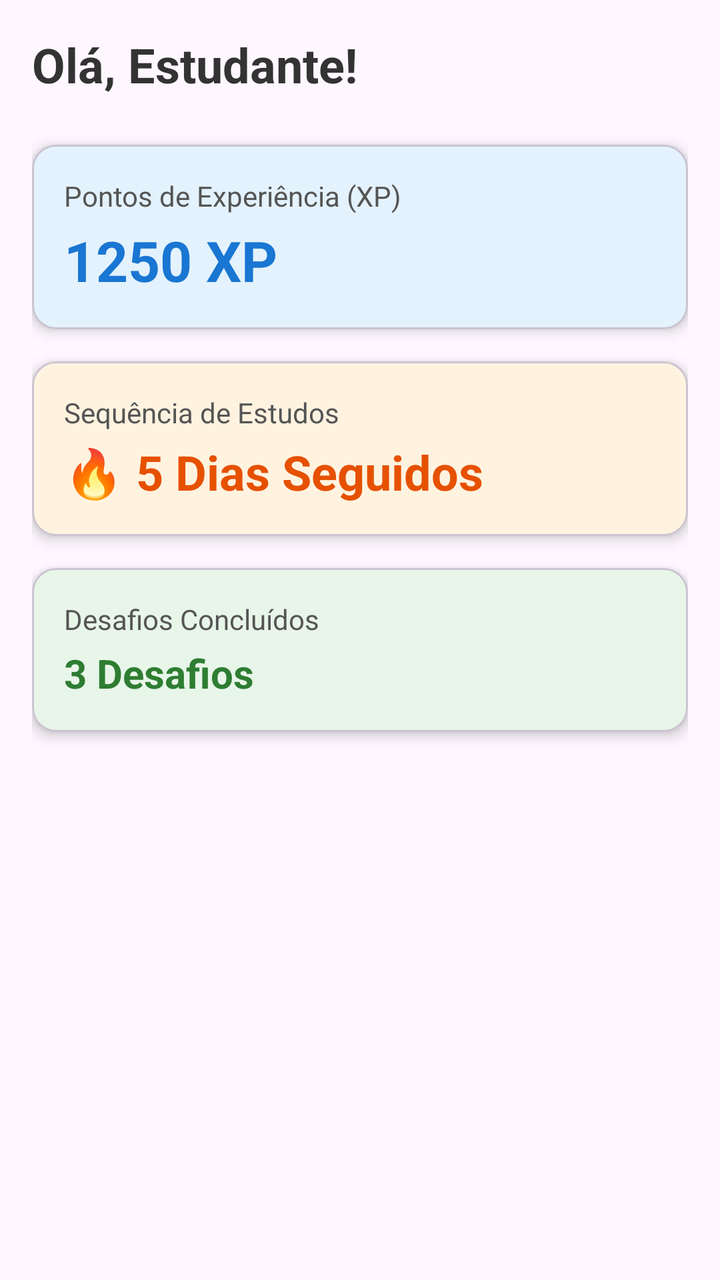
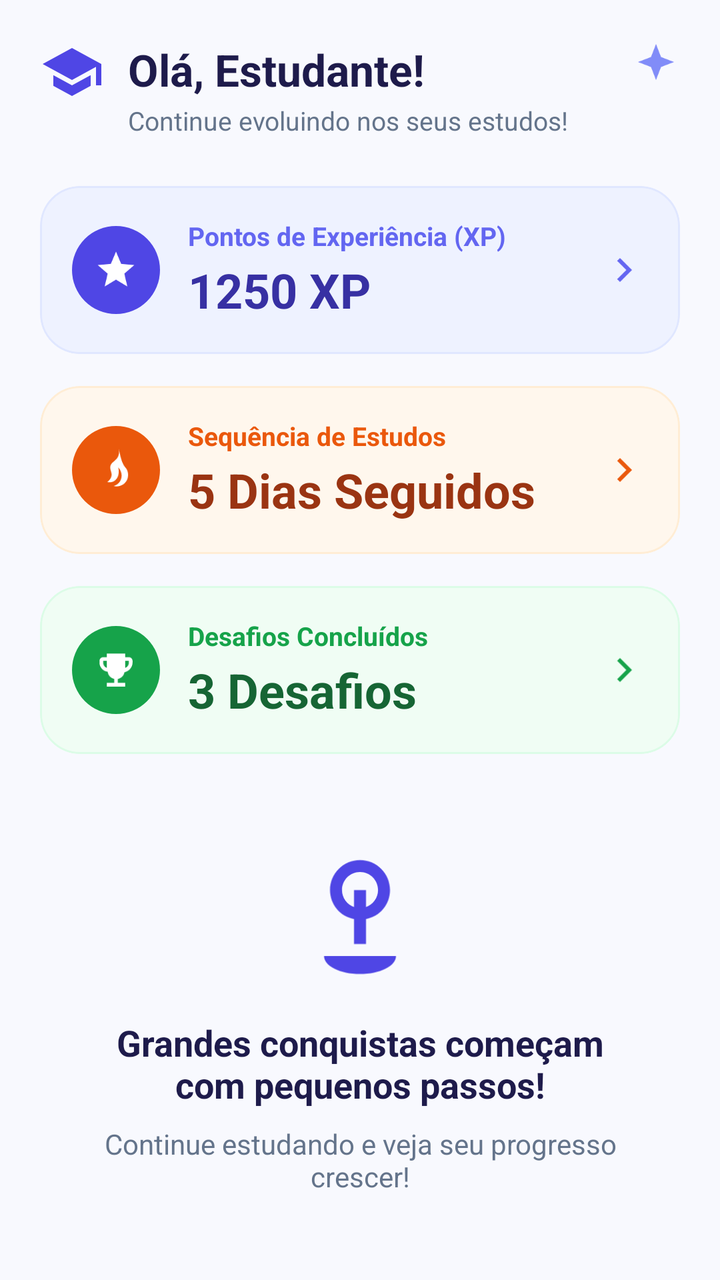

Two renders of the same Android screen: before a commit and after it. Below are the layout's source before the change and the commit's diff.
<!-- AndroidManifest.xml: application theme Theme.StudyFlowDev -->
<!-- res/layout/fragment_dashboard.xml -->
<?xml version="1.0" encoding="utf-8"?>
<LinearLayout xmlns:android="http://schemas.android.com/apk/res/android"
    xmlns:app="http://schemas.android.com/apk/res-auto"
    android:layout_width="match_parent"
    android:layout_height="match_parent"
    android:orientation="vertical"
    android:padding="16dp">

    <TextView
        android:layout_width="wrap_content"
        android:layout_height="wrap_content"
        android:text="Olá, Estudante!"
        android:textSize="24sp"
        android:textStyle="bold"
        android:textColor="#333333"
        android:layout_marginBottom="24dp"/>

    
    <com.google.android.material.card.MaterialCardView
        android:layout_width="match_parent"
        android:layout_height="wrap_content"
        android:layout_marginBottom="16dp"
        app:cardCornerRadius="12dp"
        app:cardElevation="4dp"
        app:cardBackgroundColor="#E3F2FD">

        <LinearLayout
            android:layout_width="match_parent"
            android:layout_height="wrap_content"
            android:orientation="vertical"
            android:padding="16dp">

            <TextView
                android:layout_width="wrap_content"
                android:layout_height="wrap_content"
                android:text="Pontos de Experiência (XP)"
                android:textSize="14sp"
                android:textColor="#555555"/>

            <TextView
                android:layout_width="wrap_content"
                android:layout_height="wrap_content"
                android:text="1250 XP"
                android:textSize="28sp"
                android:textStyle="bold"
                android:textColor="#1976D2"
                android:layout_marginTop="4dp"/>
        </LinearLayout>
    </com.google.android.material.card.MaterialCardView>

    
    <com.google.android.material.card.MaterialCardView
        android:layout_width="match_parent"
        android:layout_height="wrap_content"
        android:layout_marginBottom="16dp"
        app:cardCornerRadius="12dp"
        app:cardElevation="4dp"
        app:cardBackgroundColor="#FFF3E0">

        <LinearLayout
            android:layout_width="match_parent"
            android:layout_height="wrap_content"
            android:orientation="vertical"
            android:padding="16dp">

            <TextView
                android:layout_width="wrap_content"
                android:layout_height="wrap_content"
                android:text="Sequência de Estudos"
                android:textSize="14sp"
                android:textColor="#555555"/>

            <TextView
                android:layout_width="wrap_content"
                android:layout_height="wrap_content"
                android:text="🔥 5 Dias Seguidos"
                android:textSize="24sp"
                android:textStyle="bold"
                android:textColor="#E65100"
                android:layout_marginTop="4dp"/>
        </LinearLayout>
    </com.google.android.material.card.MaterialCardView>

    
    <com.google.android.material.card.MaterialCardView
        android:layout_width="match_parent"
        android:layout_height="wrap_content"
        app:cardCornerRadius="12dp"
        app:cardElevation="4dp"
        app:cardBackgroundColor="#E8F5E9">

        <LinearLayout
            android:layout_width="match_parent"
            android:layout_height="wrap_content"
            android:orientation="vertical"
            android:padding="16dp">

            <TextView
                android:layout_width="wrap_content"
                android:layout_height="wrap_content"
                android:text="Desafios Concluídos"
                android:textSize="14sp"
                android:textColor="#555555"/>

            <TextView
                android:layout_width="wrap_content"
                android:layout_height="wrap_content"
                android:text="3 Desafios"
                android:textSize="20sp"
                android:textStyle="bold"
                android:textColor="#2E7D32"
                android:layout_marginTop="4dp"/>
        </LinearLayout>
    </com.google.android.material.card.MaterialCardView>

</LinearLayout>
<!-- resources referenced by this layout -->
<resources>
  <style name="Base.Theme.StudyFlowDev" parent="Theme.Material3.DayNight.NoActionBar">
          
          
      </style>
  <!-- unchanged entries left out for length: 1 -->
</resources>

<!-- the commit's change to res/layout/fragment_dashboard.xml (unified diff, before → after) -->
@@ -1,116 +1,323 @@
 <?xml version="1.0" encoding="utf-8"?>
-<LinearLayout xmlns:android="http://schemas.android.com/apk/res/android"
+<androidx.core.widget.NestedScrollView xmlns:android="http://schemas.android.com/apk/res/android"
     xmlns:app="http://schemas.android.com/apk/res-auto"
     android:layout_width="match_parent"
     android:layout_height="match_parent"
-    android:orientation="vertical"
-    android:padding="16dp">
-
-    <TextView
-        android:layout_width="wrap_content"
-        android:layout_height="wrap_content"
-        android:text="Olá, Estudante!"
-        android:textSize="24sp"
-        android:textStyle="bold"
-        android:textColor="#333333"
-        android:layout_marginBottom="24dp"/>
-
-    
-    <com.google.android.material.card.MaterialCardView
+    android:fillViewport="true"
+    android:background="@color/bg_app">
+
+    <LinearLayout
         android:layout_width="match_parent"
         android:layout_height="wrap_content"
-        android:layout_marginBottom="16dp"
-        app:cardCornerRadius="12dp"
-        app:cardElevation="4dp"
-        app:cardBackgroundColor="#E3F2FD">
-
+        android:orientation="vertical"
+        android:padding="20dp">
+
+        
+        <androidx.constraintlayout.widget.ConstraintLayout
+            android:layout_width="match_parent"
+            android:layout_height="wrap_content"
+            android:layout_marginBottom="24dp">
+
+            <ImageView
+                android:id="@+id/img_cap"
+                android:layout_width="32dp"
+                android:layout_height="32dp"
+                android:src="@drawable/ic_cap"
+                android:contentDescription="Ícone de estudos"
+                app:layout_constraintTop_toTopOf="parent"
+                app:layout_constraintStart_toStartOf="parent" />
+
+            <TextView
+                android:id="@+id/text_greeting"
+                android:layout_width="0dp"
+                android:layout_height="wrap_content"
+                android:layout_marginStart="12dp"
+                android:layout_marginEnd="12dp"
+                android:text="Olá, Estudante!"
+                android:textSize="22sp"
+                android:textStyle="bold"
+                android:textColor="@color/text_primary"
+                app:layout_constraintTop_toTopOf="parent"
+                app:layout_constraintStart_toEndOf="@id/img_cap"
+                app:layout_constraintEnd_toStartOf="@id/img_sparkle" />
+
+            <TextView
+                android:id="@+id/text_subtitle"
+                android:layout_width="0dp"
+                android:layout_height="wrap_content"
+                android:text="Continue evoluindo nos seus estudos!"
+                android:textSize="13sp"
+                android:textColor="@color/text_secondary"
+                android:layout_marginTop="2dp"
+                app:layout_constraintTop_toBottomOf="@id/text_greeting"
+                app:layout_constraintStart_toStartOf="@id/text_greeting"
+                app:layout_constraintEnd_toEndOf="@id/text_greeting" />
+
+            <ImageView
+                android:id="@+id/img_sparkle"
+                android:layout_width="24dp"
+                android:layout_height="24dp"
+                android:src="@drawable/ic_sparkle"
+                android:contentDescription="Brilho"
+                app:layout_constraintTop_toTopOf="parent"
+                app:layout_constraintEnd_toEndOf="parent" />
+
+        </androidx.constraintlayout.widget.ConstraintLayout>
+
+        
+        <com.google.android.material.card.MaterialCardView
+            android:layout_width="match_parent"
+            android:layout_height="wrap_content"
+            android:layout_marginBottom="16dp"
+            app:cardCornerRadius="20dp"
+            app:cardElevation="0dp"
+            app:strokeWidth="1dp"
+            app:strokeColor="#E0E7FF"
+            app:cardBackgroundColor="@color/primary_purple_light">
+
+            <androidx.constraintlayout.widget.ConstraintLayout
+                android:layout_width="match_parent"
+                android:layout_height="wrap_content"
+                android:padding="16dp">
+
+                <FrameLayout
+                    android:id="@+id/icon_xp_container"
+                    android:layout_width="44dp"
+                    android:layout_height="44dp"
+                    android:background="@drawable/bg_circle_purple"
+                    app:layout_constraintTop_toTopOf="parent"
+                    app:layout_constraintBottom_toBottomOf="parent"
+                    app:layout_constraintStart_toStartOf="parent">
+
+                    <ImageView
+                        android:layout_width="22dp"
+                        android:layout_height="22dp"
+                        android:layout_gravity="center"
+                        android:src="@drawable/ic_star"
+                        android:contentDescription="Estrela XP" />
+                </FrameLayout>
+
+                <TextView
+                    android:id="@+id/label_xp"
+                    android:layout_width="0dp"
+                    android:layout_height="wrap_content"
+                    android:layout_marginStart="14dp"
+                    android:text="Pontos de Experiência (XP)"
+                    android:textSize="13sp"
+                    android:textStyle="bold"
+                    android:textColor="@color/primary_purple_medium"
+                    app:layout_constraintTop_toTopOf="parent"
+                    app:layout_constraintStart_toEndOf="@id/icon_xp_container"
+                    app:layout_constraintEnd_toStartOf="@id/arrow_xp" />
+
+                <TextView
+                    android:id="@+id/value_xp"
+                    android:layout_width="0dp"
+                    android:layout_height="wrap_content"
+                    android:text="1250 XP"
+                    android:textSize="24sp"
+                    android:textStyle="bold"
+                    android:textColor="@color/primary_purple_dark"
+                    android:layout_marginTop="2dp"
+                    app:layout_constraintTop_toBottomOf="@id/label_xp"
+                    app:layout_constraintStart_toStartOf="@id/label_xp"
+                    app:layout_constraintEnd_toStartOf="@id/arrow_xp" />
+
+                <ImageView
+                    android:id="@+id/arrow_xp"
+                    android:layout_width="24dp"
+                    android:layout_height="24dp"
+                    android:src="@drawable/ic_chevron_right"
+                    app:tint="@color/primary_purple_medium"
+                    android:contentDescription="Seta para detalhes"
+                    app:layout_constraintTop_toTopOf="parent"
+                    app:layout_constraintBottom_toBottomOf="parent"
+                    app:layout_constraintEnd_toEndOf="parent" />
+
+            </androidx.constraintlayout.widget.ConstraintLayout>
+        </com.google.android.material.card.MaterialCardView>
+
+        
+        <com.google.android.material.card.MaterialCardView
+            android:layout_width="match_parent"
+            android:layout_height="wrap_content"
+            android:layout_marginBottom="16dp"
+            app:cardCornerRadius="20dp"
+            app:cardElevation="0dp"
+            app:strokeWidth="1dp"
+            app:strokeColor="#FFEDD5"
+            app:cardBackgroundColor="@color/orange_light">
+
+            <androidx.constraintlayout.widget.ConstraintLayout
+                android:layout_width="match_parent"
+                android:layout_height="wrap_content"
+                android:padding="16dp">
+
+                <FrameLayout
+                    android:id="@+id/icon_streak_container"
+                    android:layout_width="44dp"
+                    android:layout_height="44dp"
+                    android:background="@drawable/bg_circle_orange"
+                    app:layout_constraintTop_toTopOf="parent"
+                    app:layout_constraintBottom_toBottomOf="parent"
+                    app:layout_constraintStart_toStartOf="parent">
+
+                    <ImageView
+                        android:layout_width="22dp"
+                        android:layout_height="22dp"
+                        android:layout_gravity="center"
+                        android:src="@drawable/ic_flame"
+                        android:contentDescription="Fogo Sequência" />
+                </FrameLayout>
+
+                <TextView
+                    android:id="@+id/label_streak"
+                    android:layout_width="0dp"
+                    android:layout_height="wrap_content"
+                    android:layout_marginStart="14dp"
+                    android:text="Sequência de Estudos"
+                    android:textSize="13sp"
+                    android:textStyle="bold"
+                    android:textColor="@color/orange_primary"
+                    app:layout_constraintTop_toTopOf="parent"
+                    app:layout_constraintStart_toEndOf="@id/icon_streak_container"
+                    app:layout_constraintEnd_toStartOf="@id/arrow_streak" />
+
+                <TextView
+                    android:id="@+id/value_streak"
+                    android:layout_width="0dp"
+                    android:layout_height="wrap_content"
+                    android:text="5 Dias Seguidos"
+                    android:textSize="24sp"
+                    android:textStyle="bold"
+                    android:textColor="@color/orange_dark"
+                    android:layout_marginTop="2dp"
+                    app:layout_constraintTop_toBottomOf="@id/label_streak"
+                    app:layout_constraintStart_toStartOf="@id/label_streak"
+                    app:layout_constraintEnd_toStartOf="@id/arrow_streak" />
+
+                <ImageView
+                    android:id="@+id/arrow_streak"
+                    android:layout_width="24dp"
+                    android:layout_height="24dp"
+                    android:src="@drawable/ic_chevron_right"
+                    app:tint="@color/orange_primary"
+                    android:contentDescription="Seta para detalhes"
+                    app:layout_constraintTop_toTopOf="parent"
+                    app:layout_constraintBottom_toBottomOf="parent"
+                    app:layout_constraintEnd_toEndOf="parent" />
+
+            </androidx.constraintlayout.widget.ConstraintLayout>
+        </com.google.android.material.card.MaterialCardView>
+
+        
+        <com.google.android.material.card.MaterialCardView
+            android:layout_width="match_parent"
+            android:layout_height="wrap_content"
+            android:layout_marginBottom="32dp"
+            app:cardCornerRadius="20dp"
+            app:cardElevation="0dp"
+            app:strokeWidth="1dp"
+            app:strokeColor="#DCFCE7"
+            app:cardBackgroundColor="@color/green_light">
+
+            <androidx.constraintlayout.widget.ConstraintLayout
+                android:layout_width="match_parent"
+                android:layout_height="wrap_content"
+                android:padding="16dp">
+
+                <FrameLayout
+                    android:id="@+id/icon_desafios_container"
+                    android:layout_width="44dp"
+                    android:layout_height="44dp"
+                    android:background="@drawable/bg_circle_green"
+                    app:layout_constraintTop_toTopOf="parent"
+                    app:layout_constraintBottom_toBottomOf="parent"
+                    app:layout_constraintStart_toStartOf="parent">
+
+                    <ImageView
+                        android:layout_width="22dp"
+                        android:layout_height="22dp"
+                        android:layout_gravity="center"
+                        android:src="@drawable/ic_trophy"
+                        android:contentDescription="Troféu Desafios" />
+                </FrameLayout>
+
+                <TextView
+                    android:id="@+id/label_desafios"
+                    android:layout_width="0dp"
+                    android:layout_height="wrap_content"
+                    android:layout_marginStart="14dp"
+                    android:text="Desafios Concluídos"
+                    android:textSize="13sp"
+                    android:textStyle="bold"
+                    android:textColor="@color/green_primary"
+                    app:layout_constraintTop_toTopOf="parent"
+                    app:layout_constraintStart_toEndOf="@id/icon_desafios_container"
+                    app:layout_constraintEnd_toStartOf="@id/arrow_desafios" />
+
+                <TextView
+                    android:id="@+id/value_desafios"
+                    android:layout_width="0dp"
+                    android:layout_height="wrap_content"
+                    android:text="3 Desafios"
+                    android:textSize="24sp"
+                    android:textStyle="bold"
+                    android:textColor="@color/green_dark"
+                    android:layout_marginTop="2dp"
+                    app:layout_constraintTop_toBottomOf="@id/label_desafios"
+                    app:layout_constraintStart_toStartOf="@id/label_desafios"
+                    app:layout_constraintEnd_toStartOf="@id/arrow_desafios" />
+
+                <ImageView
+                    android:id="@+id/arrow_desafios"
+                    android:layout_width="24dp"
+                    android:layout_height="24dp"
+                    android:src="@drawable/ic_chevron_right"
+                    app:tint="@color/green_primary"
+                    android:contentDescription="Seta para detalhes"
+                    app:layout_constraintTop_toTopOf="parent"
+                    app:layout_constraintBottom_toBottomOf="parent"
+                    app:layout_constraintEnd_toEndOf="parent" />
+
+            </androidx.constraintlayout.widget.ConstraintLayout>
+        </com.google.android.material.card.MaterialCardView>
+
+        
         <LinearLayout
             android:layout_width="match_parent"
             android:layout_height="wrap_content"
             android:orientation="vertical"
-            android:padding="16dp">
+            android:gravity="center"
+            android:layout_marginTop="12dp"
+            android:paddingHorizontal="24dp">
+
+            <ImageView
+                android:layout_width="72dp"
+                android:layout_height="72dp"
+                android:src="@drawable/ic_plant"
+                android:contentDescription="Planta brotando"
+                android:layout_marginBottom="16dp" />
 
             <TextView
                 android:layout_width="wrap_content"
                 android:layout_height="wrap_content"
-                android:text="Pontos de Experiência (XP)"
-                android:textSize="14sp"
-                android:textColor="#555555"/>
+                android:text="Grandes conquistas começam com pequenos passos!"
+                android:textSize="18sp"
+                android:textStyle="bold"
+                android:textColor="@color/text_primary"
+                android:gravity="center"
+                android:layout_marginBottom="8dp" />
 
             <TextView
                 android:layout_width="wrap_content"
                 android:layout_height="wrap_content"
-                android:text="1250 XP"
-                android:textSize="28sp"
-                android:textStyle="bold"
-                android:textColor="#1976D2"
-                android:layout_marginTop="4dp"/>
+                android:text="Continue estudando e veja seu progresso crescer!"
+                android:textSize="14sp"
+                android:textColor="@color/text_secondary"
+                android:gravity="center" />
+
         </LinearLayout>
-    </com.google.android.material.card.MaterialCardView>
-
-    
-    <com.google.android.material.card.MaterialCardView
-        android:layout_width="match_parent"
-        android:layout_height="wrap_content"
-        android:layout_marginBottom="16dp"
-        app:cardCornerRadius="12dp"
-        app:cardElevation="4dp"
-        app:cardBackgroundColor="#FFF3E0">
-
-        <LinearLayout
-            android:layout_width="match_parent"
-            android:layout_height="wrap_content"
-            android:orientation="vertical"
-            android:padding="16dp">
-
-            <TextView
-                android:layout_width="wrap_content"
-                android:layout_height="wrap_content"
-                android:text="Sequência de Estudos"
-                android:textSize="14sp"
-                android:textColor="#555555"/>
-
-            <TextView
-                android:layout_width="wrap_content"
-                android:layout_height="wrap_content"
-                android:text="🔥 5 Dias Seguidos"
-                android:textSize="24sp"
-                android:textStyle="bold"
-                android:textColor="#E65100"
-                android:layout_marginTop="4dp"/>
-        </LinearLayout>
-    </com.google.android.material.card.MaterialCardView>
-
-    
-    <com.google.android.material.card.MaterialCardView
-        android:layout_width="match_parent"
-        android:layout_height="wrap_content"
-        app:cardCornerRadius="12dp"
-        app:cardElevation="4dp"
-        app:cardBackgroundColor="#E8F5E9">
-
-        <LinearLayout
-            android:layout_width="match_parent"
-            android:layout_height="wrap_content"
-            android:orientation="vertical"
-            android:padding="16dp">
-
-            <TextView
-                android:layout_width="wrap_content"
-                android:layout_height="wrap_content"
-                android:text="Desafios Concluídos"
-                android:textSize="14sp"
-                android:textColor="#555555"/>
-
-            <TextView
-                android:layout_width="wrap_content"
-                android:layout_height="wrap_content"
-                android:text="3 Desafios"
-                android:textSize="20sp"
-                android:textStyle="bold"
-                android:textColor="#2E7D32"
-                android:layout_marginTop="4dp"/>
-        </LinearLayout>
-    </com.google.android.material.card.MaterialCardView>
-
-</LinearLayout>
+
+    </LinearLayout>
+</androidx.core.widget.NestedScrollView>
<!-- resource entries referenced after the edit -->
@@ -1,9 +1,115 @@
 <!-- resources referenced by this layout -->
 <resources>
+  <color name="bg_app">#F8F9FE</color>
+  <color name="green_dark">#166534</color>
+  <color name="green_light">#F0FDF4</color>
+  <color name="green_primary">#16A34A</color>
+  <color name="orange_dark">#9A3412</color>
+  <color name="orange_light">#FFF7ED</color>
+  <color name="orange_primary">#EA580C</color>
+  <color name="primary_purple_dark">#3730A3</color>
+  <color name="primary_purple_light">#EEF2FF</color>
+  <color name="primary_purple_medium">#6366F1</color>
+  <color name="text_primary">#1E1B4B</color>
+  <color name="text_secondary">#64748B</color>
+  <!-- drawable bg_circle_green (drawable) -->
+  <?xml version="1.0" encoding="utf-8"?>
+  <shape xmlns:android="http://schemas.android.com/apk/res/android"
+      android:shape="oval">
+      <solid android:color="#16A34A"/>
+  </shape>
+  <!-- drawable bg_circle_orange (drawable) -->
+  <?xml version="1.0" encoding="utf-8"?>
+  <shape xmlns:android="http://schemas.android.com/apk/res/android"
+      android:shape="oval">
+      <solid android:color="#EA580C"/>
+  </shape>
+  <!-- drawable bg_circle_purple (drawable) -->
+  <?xml version="1.0" encoding="utf-8"?>
+  <shape xmlns:android="http://schemas.android.com/apk/res/android"
+      android:shape="oval">
+      <solid android:color="#4F46E5"/>
+  </shape>
+  <!-- drawable ic_cap (drawable) -->
+  <vector xmlns:android="http://schemas.android.com/apk/res/android"
+      android:width="24dp"
+      android:height="24dp"
+      android:viewportWidth="24"
+      android:viewportHeight="24">
+    <path
+        android:fillColor="#4F46E5"
+        android:pathData="M12,3L1,9l11,6l9,-4.91V17h2V9L12,3z M5,13.18v4L12,21l7,-3.82v-4L12,17L5,13.18z"/>
+  </vector>
+  <!-- drawable ic_chevron_right (drawable) -->
+  <vector xmlns:android="http://schemas.android.com/apk/res/android"
+      android:width="24dp"
+      android:height="24dp"
+      android:viewportWidth="24"
+      android:viewportHeight="24">
+    <path
+        android:fillColor="#6366F1"
+        android:pathData="M10,6L8.59,7.41L13.17,12l-4.58,4.59L10,18l6,-6z"/>
+  </vector>
+  <!-- drawable ic_flame (drawable) -->
+  <vector xmlns:android="http://schemas.android.com/apk/res/android"
+      android:width="24dp"
+      android:height="24dp"
+      android:viewportWidth="24"
+      android:viewportHeight="24">
+    <path
+        android:fillColor="#FFFFFF"
+        android:pathData="M13.5,0.67s0.74,2.65 -0.84,4.8c-1.37,1.86 -3.6,2.65 -3.81,4.72 -0.21,2.02 1.25,3.48 0.54,5.57 -0.54,1.6 -2.17,2.83 -2.17,2.83 0,0 2.22,0.53 3.86,-0.61 2.39,-1.66 2.87,-4.93 2.13,-7.44 1.34,1.44 2.11,3.47 1.77,5.5 -0.38,2.29 -2.08,4.09 -4.26,4.68 2.21,0.59 4.71,-0.12 6.27,-1.82 2.15,-2.34 2.18,-5.98 0.08,-8.36 -1.25,-1.42 -2.26,-3.58 -3.51,-9.88z"/>
+  </vector>
+  <!-- drawable ic_plant (drawable) -->
+  <vector xmlns:android="http://schemas.android.com/apk/res/android"
+      android:width="96dp"
+      android:height="96dp"
+      android:viewportWidth="24"
+      android:viewportHeight="24">
+    <path
+        android:fillColor="#4F46E5"
+        android:pathData="M12,22c-3.31,0 -6,-1.34 -6,-3h12c0,1.66 -2.69,3 -6,3zM13,17v-4.17c2.3,-0.42 4,-2.42 4,-4.83 0,-2.76 -2.24,-5 -5,-5s-5,2.24 -5,5c0,2.41 1.7,4.41 4,4.83V17h2zM12,5c1.66,0 3,1.34 3,3 0,1.3 -0.83,2.4 -2,2.82V8h-2v2.82C9.83,10.4 9,9.3 9,8c0,-1.66 1.34,-3 3,-3z"/>
+  </vector>
+  <!-- drawable ic_sparkle (drawable) -->
+  <vector xmlns:android="http://schemas.android.com/apk/res/android"
+      android:width="24dp"
+      android:height="24dp"
+      android:viewportWidth="24"
+      android:viewportHeight="24">
+    <path
+        android:fillColor="#818CF8"
+        android:pathData="M12,2L14.5,8.5L21,11L14.5,13.5L12,20L9.5,13.5L3,11L9.5,8.5L12,2z"/>
+  </vector>
+  <!-- drawable ic_star (drawable) -->
+  <vector xmlns:android="http://schemas.android.com/apk/res/android"
+      android:width="24dp"
+      android:height="24dp"
+      android:viewportWidth="24"
+      android:viewportHeight="24">
+    <path
+        android:fillColor="#FFFFFF"
+        android:pathData="M12,17.27L18.18,21l-1.64,-7.03L22,9.24l-7.19,-0.61L12,2L9.19,8.63L2,9.24l5.46,4.73L5.82,21z"/>
+  </vector>
+  <!-- drawable ic_trophy (drawable) -->
+  <vector xmlns:android="http://schemas.android.com/apk/res/android"
+      android:width="24dp"
+      android:height="24dp"
+      android:viewportWidth="24"
+      android:viewportHeight="24">
+    <path
+        android:fillColor="#FFFFFF"
+        android:pathData="M19,5h-2V3H7v2H5C3.9,5 3,5.9 3,7v1c0,2.55 1.92,4.63 4.39,4.94A5.01,5.01 0 0,0 11,16.9V19H7v2h10v-2h-4v-2.1c1.84,-0.41 3.27,-1.82 3.61,-3.64C19.08,12.63 21,10.55 21,8V7C21,5.9 20.1,5 19,5zM5,8V7h2v3.82C5.84,10.4 5,9.3 5,8zM19,8c0,1.3 -0.84,2.4 -2,2.82V7h2V8z"/>
+  </vector>
   <style name="Base.Theme.StudyFlowDev" parent="Theme.Material3.DayNight.NoActionBar">
-          
-          
+          <item name="colorPrimary">@color/primary_purple</item>
+          <item name="colorOnPrimary">@color/white</item>
+          <item name="colorSecondary">@color/orange_primary</item>
+          <item name="android:windowBackground">@color/bg_app</item>
+          <item name="android:statusBarColor">@color/bg_app</item>
+          <item name="android:windowLightStatusBar">true</item>
       </style>
+  <color name="primary_purple">#4F46E5</color>
+  <color name="white">#FFFFFFFF</color>
   <!-- unchanged entries left out for length: 1 -->
 </resources>
 
